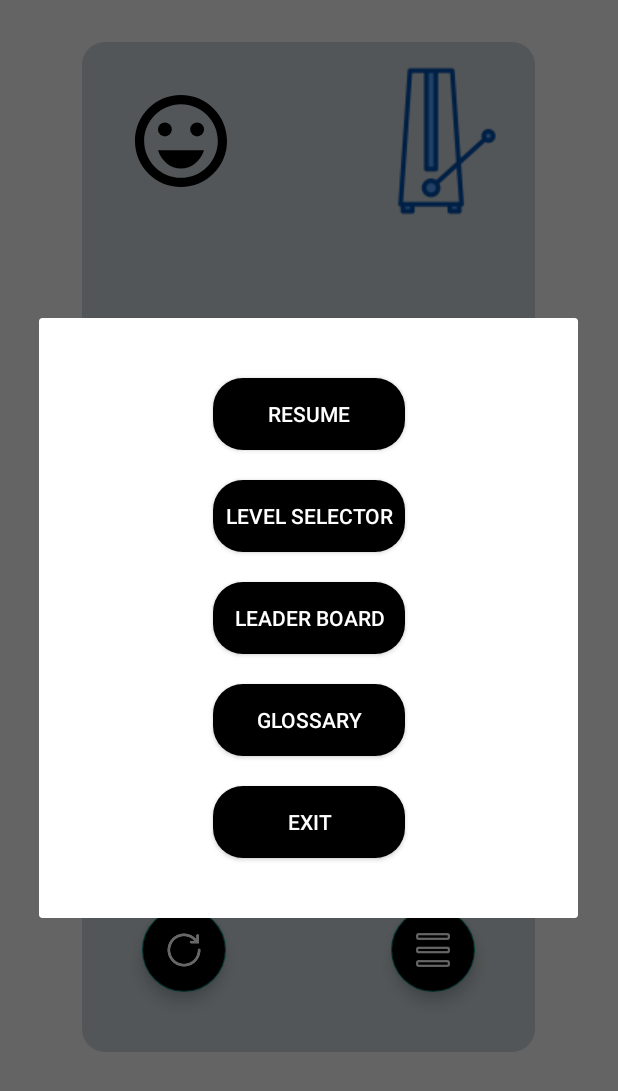
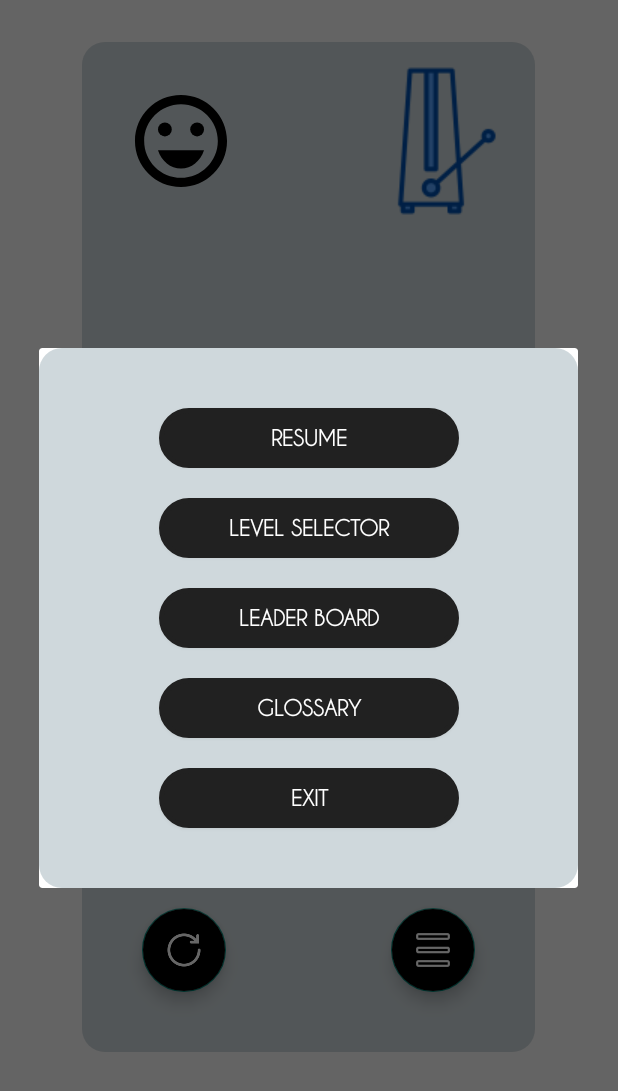
Before and after one commit to maanasanarayan/BeatBeat_FinalProject_CS5520, an Android app: the MainChallengeActivity screen opened directly, with no data from a screen before it, after a tap on an icon or button, on a phone screen of 412 x 824 dp. Shown: the top 1091 px of the screen. Run offline under Robolectric (Android 15) with nearby library versions, the phone set to English and light mode, and no system bars; 5 statements that could not run were skipped; 2 other taps on this screen came first.

Commit message:
popup menu text fonts and styles matched with the main theme

```diff
--- a/app/src/main/java/edu/neu/madcourse/beatbeat_team22/LevelSelector.java
+++ b/app/src/main/java/edu/neu/madcourse/beatbeat_team22/LevelSelector.java
@@ -31,8 +31,6 @@ public class LevelSelector extends AppCompatActivity {
         super.onCreate(savedInstanceState);
         setContentView(R.layout.activity_level_selector);
 
-
-
         createLevelSelectorList();
         buildRecyclerView();
     }
@@ -45,10 +43,9 @@ public class LevelSelector extends AppCompatActivity {
         levelSelectorList.add(new LevelSelectorItem(R.drawable.ic_baseline_music_note_24, "Level 4", "Give It a Rest"));
     }
 
-    public void changeItem(int position, String text, boolean levelEnabled, CardView cardView) {
+    public void changeItem(int position,  boolean levelEnabled, CardView cardView) {
         if (levelEnabled) {
-            levelSelectorList.get(position).changeText1(text);
-            cardView.setCardBackgroundColor(Color.BLACK);
+            cardView.setCardBackgroundColor(Color.RED);
         }
         adapter.notifyItemChanged(position);
     }
@@ -65,7 +62,7 @@ public class LevelSelector extends AppCompatActivity {
             @Override
             public void onItemClick(int position) {
                 cardView = findViewById(R.id.levelCardView);
-                changeItem(position, "clicked", levelEnabled, cardView);
+                changeItem(position, levelEnabled, cardView);
                 Intent intent = new Intent(LevelSelector.this, MainChallengeActivity.class);
                 intent.putExtra("level", levelSelectorList.get(position).getmLevel());
                 startActivity(intent);
--- a/app/src/main/java/edu/neu/madcourse/beatbeat_team22/LevelSelectorItem.java
+++ b/app/src/main/java/edu/neu/madcourse/beatbeat_team22/LevelSelectorItem.java
@@ -27,10 +27,6 @@ public class LevelSelectorItem {
         return mLevel;
     }
 
-    public void changeText1 (String text) {
-        mText1 = text;
-    }
-
     public int getImageResource() {
         return mImageResource;
     }
--- a/app/src/main/res/layout/popup.xml
+++ b/app/src/main/res/layout/popup.xml
@@ -3,16 +3,19 @@
     xmlns:tools="http://schemas.android.com/tools"
     android:layout_width="match_parent"
     android:layout_height="match_parent"
+    android:background="@drawable/layout_bg"
     xmlns:app="http://schemas.android.com/apk/res-auto"
     android:orientation="vertical">
 
     <Button
         android:id="@+id/popupResume"
-        android:layout_width="wrap_content"
-        android:layout_height="wrap_content"
+        android:layout_width="200dp"
+        android:layout_height="40dp"
         android:text="Resume"
-        android:textColor="@color/white"
-        android:background="@drawable/round_btn"
+        android:textColor="@color/primaryTextColor"
+        android:textStyle="bold"
+        android:background="@drawable/button_bg"
+        android:fontFamily="@font/caviar_dreams"
         android:ems="8"
         android:layout_marginTop="40dp"
         android:layout_marginBottom="20dp"
@@ -24,11 +27,13 @@
 
     <Button
         android:id="@+id/popupLevelSelector"
-        android:layout_width="wrap_content"
-        android:layout_height="wrap_content"
+        android:layout_width="200dp"
+        android:layout_height="40dp"
         android:text="Level Selector"
-        android:textColor="@color/white"
-        android:background="@drawable/round_btn"
+        android:textColor="@color/primaryTextColor"
+        android:textStyle="bold"
+        android:background="@drawable/button_bg"
+        android:fontFamily="@font/caviar_dreams"
         android:ems="8"
         android:layout_marginBottom="20dp"
 
@@ -39,11 +44,13 @@
 
     <Button
         android:id="@+id/popupLeaderBoard"
-        android:layout_width="wrap_content"
-        android:layout_height="wrap_content"
+        android:layout_width="200dp"
+        android:layout_height="40dp"
         android:text="Leader Board"
-        android:textColor="@color/white"
-        android:background="@drawable/round_btn"
+        android:textColor="@color/primaryTextColor"
+        android:textStyle="bold"
+        android:background="@drawable/button_bg"
+        android:fontFamily="@font/caviar_dreams"
         android:ems="8"
         android:layout_marginBottom="20dp"
 
@@ -54,11 +61,13 @@
 
     <Button
         android:id="@+id/popupGlossary"
-        android:layout_width="wrap_content"
-        android:layout_height="wrap_content"
+        android:layout_width="200dp"
+        android:layout_height="40dp"
         android:text="Glossary"
-        android:textColor="@color/white"
-        android:background="@drawable/round_btn"
+        android:textColor="@color/primaryTextColor"
+        android:textStyle="bold"
+        android:background="@drawable/button_bg"
+        android:fontFamily="@font/caviar_dreams"
         android:ems="8"
         android:layout_marginBottom="20dp"
 
@@ -69,11 +78,13 @@
 
     <Button
         android:id="@+id/popupExit"
-        android:layout_width="wrap_content"
-        android:layout_height="wrap_content"
+        android:layout_width="200dp"
+        android:layout_height="40dp"
         android:text="Exit"
-        android:textColor="@color/white"
-        android:background="@drawable/round_btn"
+        android:textColor="@color/primaryTextColor"
+        android:textStyle="bold"
+        android:background="@drawable/button_bg"
+        android:fontFamily="@font/caviar_dreams"
         android:ems="8"
         android:layout_marginBottom="40dp"
 
--- a/app/src/main/res/menu/popup_menu.xml
+++ /dev/null
@@ -1,14 +0,0 @@
-<?xml version="1.0" encoding="utf-8"?>
-<menu xmlns:android="http://schemas.android.com/apk/res/android">
-    <item android:id="@+id/congratsMsg"
-        android:title="Congrats"/>
-
-    <item android:id="@+id/nextLevel"
-        android:title="Next Level"/>
-
-    <item android:id="@+id/replay"
-        android:title="Replay"/>
-
-    <item android:id="@+id/allLevels"
-        android:title="All Levels"/>
-</menu>
```
